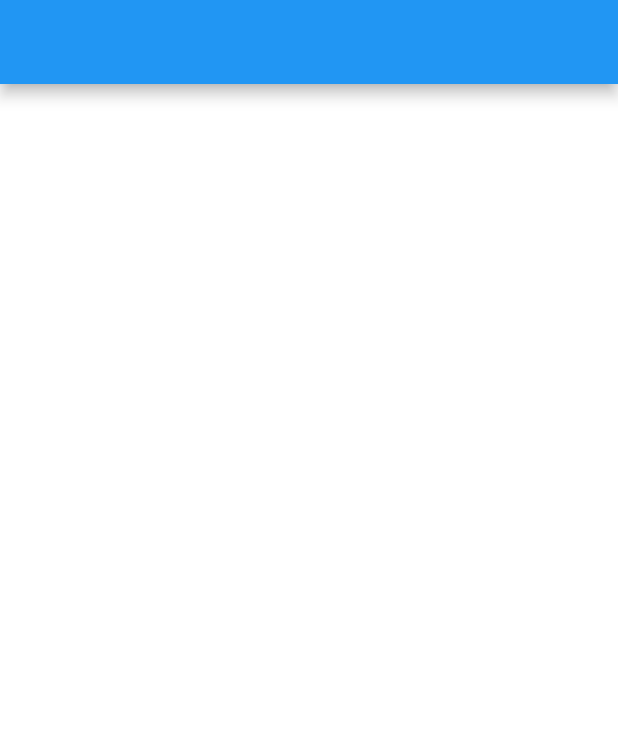
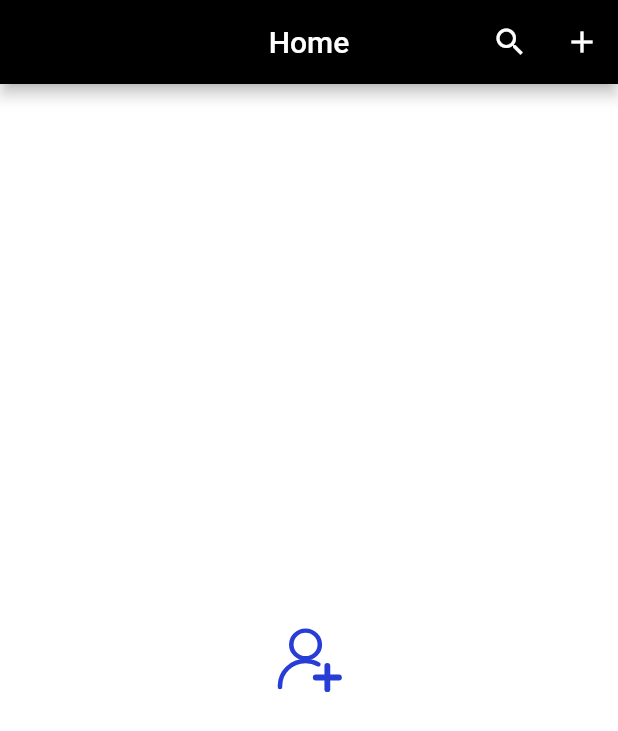
Before and after one commit to JiyadAhammad/student-mgnt, a Flutter app: the screen it shows after launch, on a phone screen of 412 x 824 dp. Shown: the top 731 px of the screen. Run offline on Flutter 3.47's test engine with Material 2 defaults, Android fonts, the phone set to English and light mode, and no system bars; our stand-ins replace lottie.

```diff
--- a/lib/presentation/home/home_screen.dart
+++ b/lib/presentation/home/home_screen.dart
@@ -1,5 +1,7 @@
 import 'package:flutter/material.dart';
+import 'package:lottie/lottie.dart';
 import 'package:student/constant/color/colors.dart';
+import 'package:student/presentation/form_widget/form_widget.dart';
 
 class HomeSceen extends StatelessWidget {
   const HomeSceen({Key? key}) : super(key: key);
@@ -8,7 +10,38 @@ class HomeSceen extends StatelessWidget {
   Widget build(BuildContext context) {
     return Scaffold(
       backgroundColor: kwhite,
-      appBar: AppBar(),
+      appBar: AppBar(
+        backgroundColor: kblack,
+        title: const Text(
+          'Home',
+        ),
+        centerTitle: true,
+        actions: [
+          IconButton(
+            padding: EdgeInsets.zero,
+            onPressed: () {},
+            icon: const Icon(
+              Icons.search,
+            ),
+          ),
+          IconButton(
+            padding: EdgeInsets.zero,
+            onPressed: () {
+              Navigator.of(context).push(
+                MaterialPageRoute(
+                  builder: (ctx) => const Formwidget(),
+                ),
+              );
+            },
+            icon: const Icon(
+              Icons.add,
+            ),
+          ),
+        ],
+      ),
+      body: Center(
+        child: Lottie.asset('asset/lottie/add.json'),
+      ),
     );
   }
 }
--- a/lib/presentation/splash/splash_screen.dart
+++ b/lib/presentation/splash/splash_screen.dart
@@ -2,6 +2,7 @@ import 'dart:async';
 
 import 'package:flutter/material.dart';
 import 'package:lottie/lottie.dart';
+import 'package:student/constant/color/colors.dart';
 import 'package:student/constant/size/sized_box.dart';
 import 'package:student/presentation/home/home_screen.dart';
 import 'package:student/presentation/splash/widget/animation.dart';
@@ -89,7 +90,7 @@ class _SplashScreenState extends State<SplashScreen> {
                   style: TextStyle(
                     fontWeight: FontWeight.w600,
                     fontSize: 35,
-                    color: Colors.blue,
+                    color: kblack,
                   ),
                 ),
               ),
```
Also changed, not shown: asset/lottie/add.json (added, +1 -0 lines), lib/presentation/form_widget/form_widget.dart (added, +68 -0 lines).
